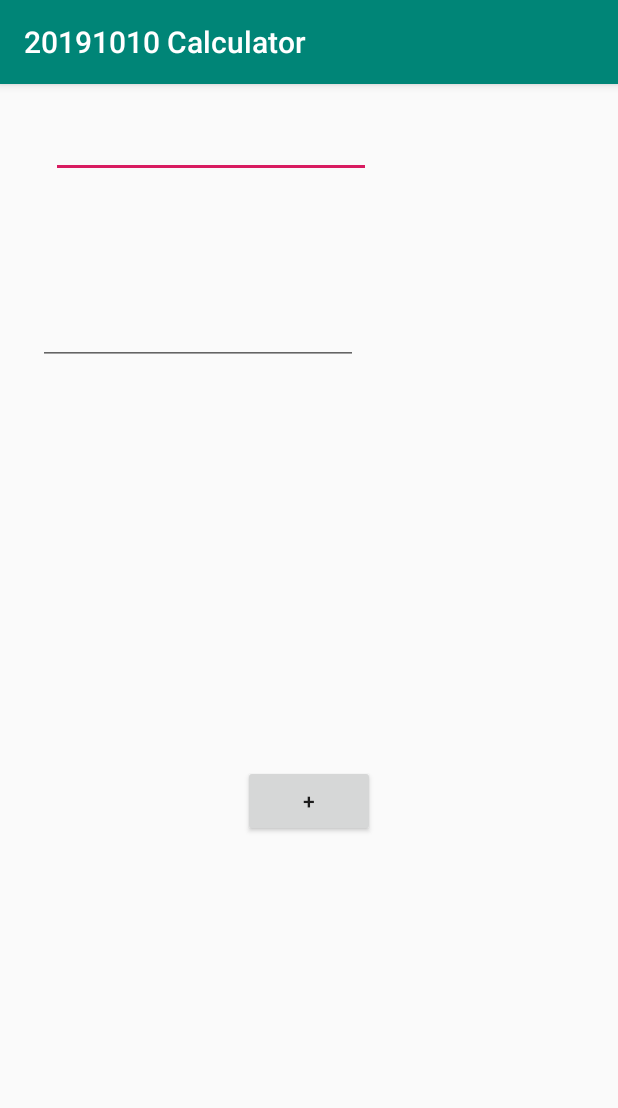
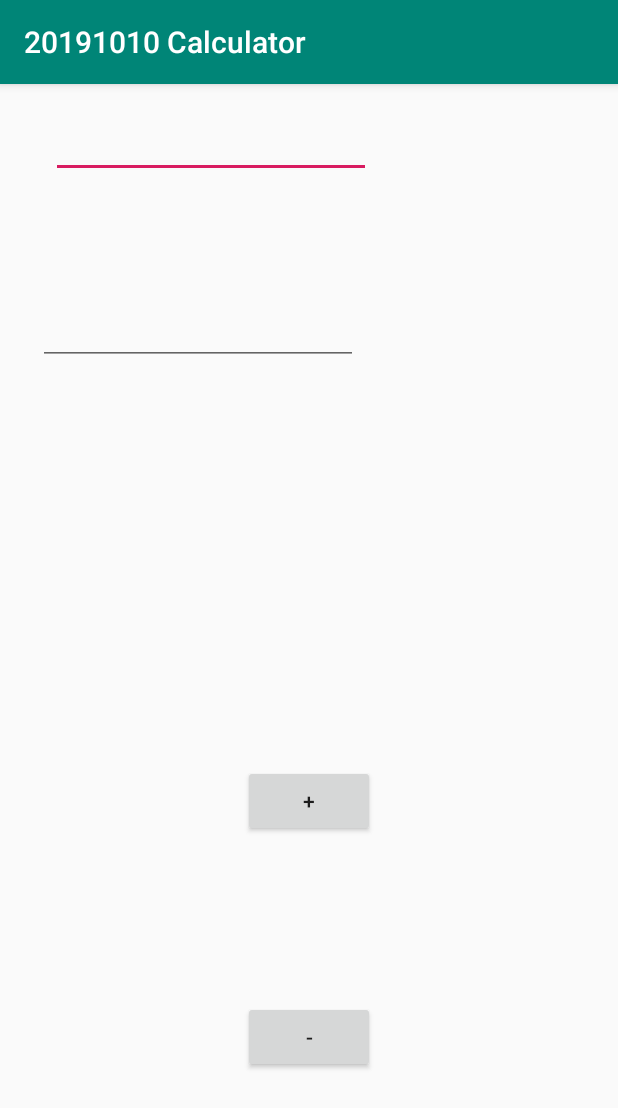
Before and after one commit to reemk8/RCalculator, an Android app: the screen it shows after launch (MainActivity), on a phone screen of 412 x 824 dp. Shown: the top 1108 px of the screen. Run offline under Robolectric (Android 15) with nearby library versions, the phone set to English and light mode, and no system bars.

Commit message:
Initial Commit

```diff
--- a/app/src/main/res/layout/activity_main.xml
+++ b/app/src/main/res/layout/activity_main.xml
@@ -15,6 +15,17 @@
         app:layout_constraintEnd_toEndOf="parent"
         app:layout_constraintStart_toStartOf="parent"
         app:layout_constraintTop_toBottomOf="@+id/inText2" />
+
+    <Button
+        android:id="@+id/bttnMinus"
+        android:layout_width="wrap_content"
+        android:layout_height="wrap_content"
+        android:text="-"
+        app:layout_constraintBottom_toBottomOf="parent"
+        app:layout_constraintEnd_toEndOf="parent"
+        app:layout_constraintStart_toStartOf="parent"
+        app:layout_constraintTop_toBottomOf="@+id/bttnPlus" />
+
 
     <EditText
         android:id="@+id/inText1"
```
